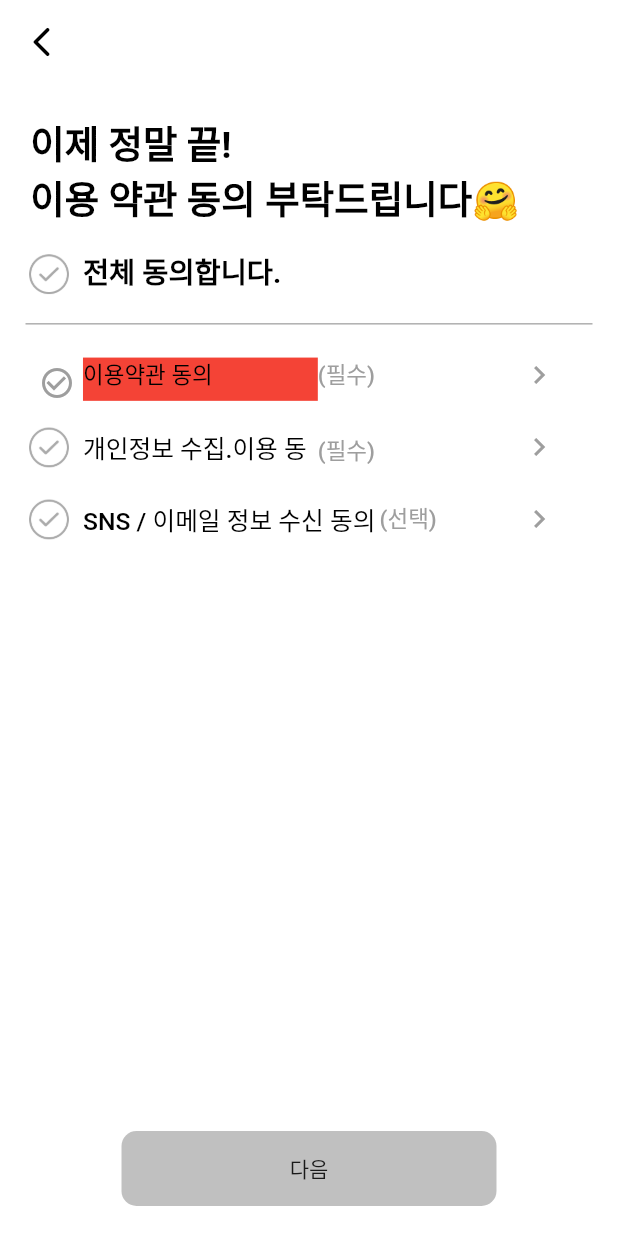
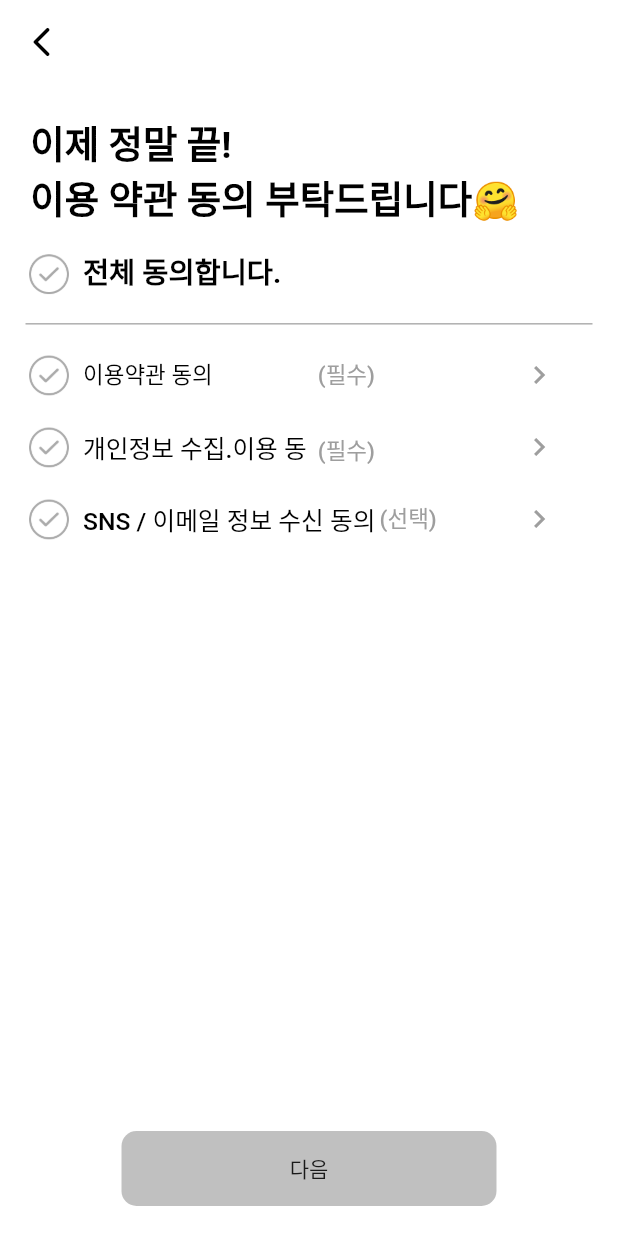
Before and after one commit to SeungtaeRyu/campusMeet_test, a Flutter app: the TermsPage screen opened directly, on a phone screen of 412 x 824 dp. Run offline on Flutter 3.47's test engine with Material 2 defaults, Android fonts, the phone set to English and light mode, and no system bars; our stand-ins replace badges, blur, carousel_slider, dotted_border, form_field_validator, image_picker; missing offline and left inert: wc_form_validators.

Commit message:
나의미팅이용약관고도화

```diff
--- a/campus_meet_test/lib/screens/login/terms _screen.dart
+++ b/campus_meet_test/lib/screens/login/terms _screen.dart
@@ -3,7 +3,9 @@ import 'package:flutter/cupertino.dart';
 import 'package:flutter/material.dart';
 
 import 'SignIn_Screen.dart';
-
+//   controlF 찾아서 봐면 생성하고 연결-->여기에 상세 페이지 화면이든 팝업이든 안정해졌네..?..?
+// (필수)(선택) 예쁘게 정렬 mediaQuery로
+// 전체 동의합니다. 의
 class TermsPage extends StatefulWidget {
   @override
   State<StatefulWidget> createState() => new _State();
@@ -94,26 +96,16 @@ class _State extends State<TermsPage> {
                         Row(
                           children: [
                             SizedBox(
-                              //안쓰는게 좋을듯! icon으로받을거
                               height: MediaQuery.of(context).size.width * 0.11,
                               width: MediaQuery.of(context).size.width * 0.11,
                               // width: double.infinity, // <-- match_parent
                               // height: double.infinity, // <-- match-parent
                               child: TextButton(
-                                onPressed: () {
-                                  //밑에 애들까지 다 색 바꾸고 동의함
-                                },
-                                child: IconButton(
-                                    icon: Icon(
-                                      Icons.check_circle_outline,
-                                      color: Colors.grey,
-                                    ),
-                                    onPressed: () {
-                                      Navigator.pop(context);
-                                    }),
+                                onPressed: () {},
+                                child: Image.asset('images/disagree.png'),
                               ),
                             ),
-                            TermText(content: '이용약관 동의'), //얘 왜 빨강....?
+                            TermText(content: '이용약관 동의'),
 
                             Container(
                               margin: EdgeInsets.only(top: 5),
@@ -134,7 +126,7 @@ class _State extends State<TermsPage> {
                                   color: Colors.grey,
                                 ),
                                 onPressed: () {
-                                  Navigator.pop(context);
+                               //여기에 상세 페이지 화면이든 팝업이든 안정해졌네..?..?
                                 }),
                           ],
                         ),
@@ -227,7 +219,7 @@ class _State extends State<TermsPage> {
                                   color: Colors.grey,
                                 ),
                                 onPressed: () {
-                                  Navigator.pop(context);
+                                  //여기에 상세 페이지 화면이든 팝업이든 안정해졌네..?..?
                                 }),
                           ],
                         ),
--- a/campus_meet_test/lib/widgets/render_post_card_widget.dart
+++ b/campus_meet_test/lib/widgets/render_post_card_widget.dart
@@ -14,7 +14,6 @@ class RenderPostCard extends StatefulWidget {
 }
 
 class _RenderPostState extends State<RenderPostCard> {
-
 
   @override
   Widget build(BuildContext context) {
--- a/campus_meet_test/lib/widgets/terms_Widget.dart
+++ b/campus_meet_test/lib/widgets/terms_Widget.dart
@@ -8,7 +8,6 @@ class TermText extends StatelessWidget {
   @override
   Widget build(BuildContext context) {
     return Container(
-      color: Colors.red,
       margin: EdgeInsets.only(top: 5),
       height: MediaQuery.of(context).size.width * 0.07,
       width: MediaQuery.of(context).size.width * 0.38,
```
Also changed, not shown: campus_meet_test/lib/screens/login/SignIn_Screen.dart (+22 -1 lines), campus_meet_test/lib/screens/myMeeting/check_my_writing.dart (+43 -15 lines), campus_meet_test/lib/screens/myMeeting/my_meeting_screen.dart (+6 -5 lines).
